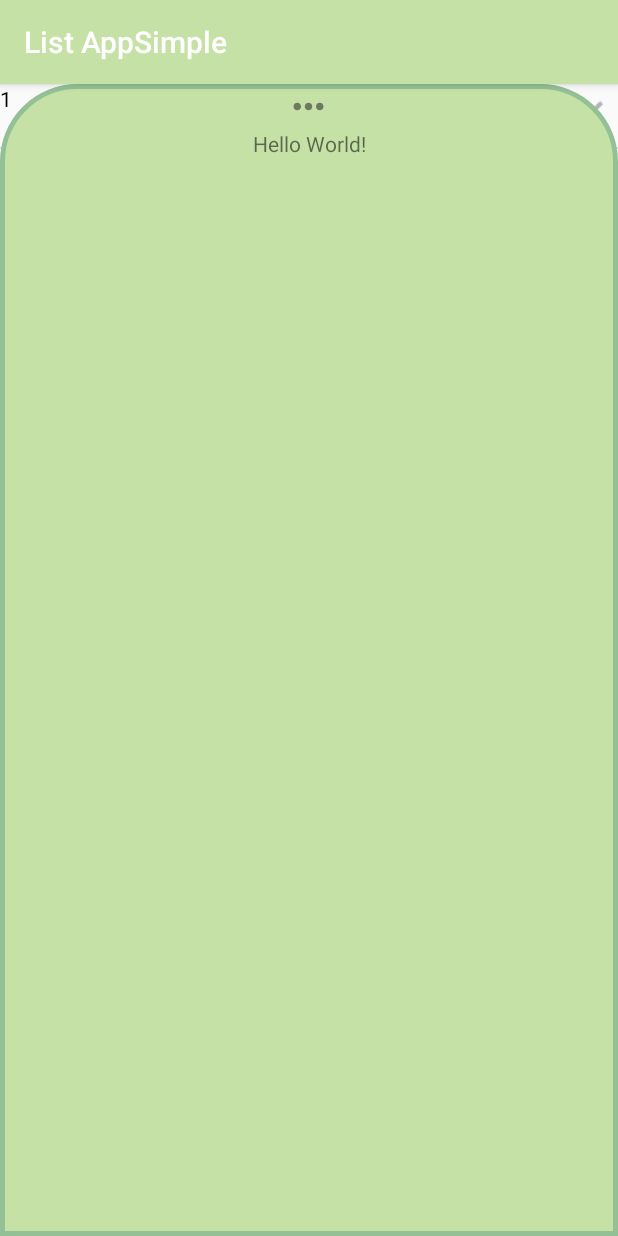
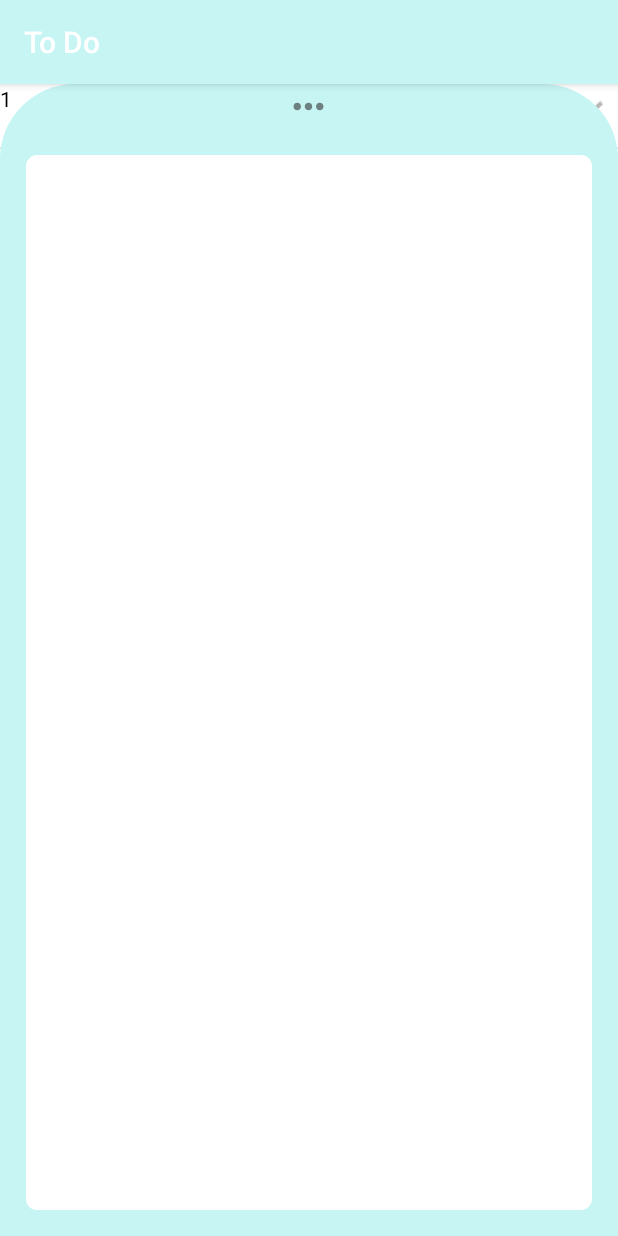
Before and after one commit to Mardy445/List_Android_App, an Android app: the screen it shows after launch (MainActivity), on a phone screen of 412 x 824 dp. Run offline under Robolectric (Android 15) with nearby library versions, the phone set to English and light mode, and no system bars; plain views replace SlidingUpPanelLayout.

Commit message:
Further altered look.

```diff
--- a/app/src/main/AndroidManifest.xml
+++ b/app/src/main/AndroidManifest.xml
@@ -9,7 +9,7 @@
         android:roundIcon="@mipmap/ic_launcher_round"
         android:supportsRtl="true"
         android:theme="@style/AppTheme">
-        <activity android:name=".MainActivity">
+        <activity android:name=".MainActivity" android:windowSoftInputMode="adjustPan">
             <intent-filter>
                 <action android:name="android.intent.action.MAIN" />
 
--- a/app/src/main/java/com/example/listappsimple/CustomListAdapter.java
+++ b/app/src/main/java/com/example/listappsimple/CustomListAdapter.java
@@ -57,8 +57,6 @@ public class CustomListAdapter extends BaseAdapter implements ListAdapter {
         button.setOnClickListener(new View.OnClickListener() {
             @Override
             public void onClick(View v) {
-                listData.remove(data);
-                listData.add(data);
                 data.setComplete(true);
                 data.setSelected(false);
                 button.setVisibility(View.INVISIBLE);
--- a/app/src/main/java/com/example/listappsimple/MainActivity.java
+++ b/app/src/main/java/com/example/listappsimple/MainActivity.java
@@ -26,6 +26,23 @@ public class MainActivity extends AppCompatActivity {
         data.add(new CustomListDataItem("1"));
         data.add(new CustomListDataItem("2"));
         data.add(new CustomListDataItem("3"));
+        data.add(new CustomListDataItem("4"));
+        data.add(new CustomListDataItem("5"));
+        data.add(new CustomListDataItem("6"));
+        data.add(new CustomListDataItem("7"));
+        data.add(new CustomListDataItem("8"));
+        data.add(new CustomListDataItem("9"));
+        data.add(new CustomListDataItem("10"));
+        data.add(new CustomListDataItem("11"));
+        data.add(new CustomListDataItem("12"));
+        data.add(new CustomListDataItem("13"));
+        data.add(new CustomListDataItem("14"));
+        data.add(new CustomListDataItem("15"));
+        data.add(new CustomListDataItem("16"));
+        data.add(new CustomListDataItem("17"));
+        data.add(new CustomListDataItem("18"));
+        data.add(new CustomListDataItem("19"));
+        data.add(new CustomListDataItem("20"));
 
         adapter = new CustomListAdapter(data, listView.getContext());
         listView.setAdapter(adapter);
--- /dev/null
+++ b/app/src/main/res/drawable-anydpi/edit_icon.xml
@@ -0,0 +1,11 @@
+<vector xmlns:android="http://schemas.android.com/apk/res/android"
+    android:width="24dp"
+    android:height="24dp"
+    android:viewportWidth="24"
+    android:viewportHeight="24"
+    android:tint="#333333"
+    android:alpha="0.6">
+    <path
+        android:fillColor="#FF000000"
+        android:pathData="M3,17.25V21h3.75L17.81,9.94l-3.75,-3.75L3,17.25zM20.71,7.04c0.39,-0.39 0.39,-1.02 0,-1.41l-2.34,-2.34c-0.39,-0.39 -1.02,-0.39 -1.41,0l-1.83,1.83 3.75,3.75 1.83,-1.83z"/>
+</vector>
--- a/app/src/main/res/drawable/bottom_drag_menu.xml
+++ b/app/src/main/res/drawable/bottom_drag_menu.xml
@@ -11,8 +11,5 @@
         android:left="0dp"
         android:right="0dp"
         android:top="0dp" />
-    <stroke
-        android:width="3dp"
-        android:color="@color/colorPrimaryShadow" />
     <solid android:color="@color/colorPrimary" />
 </shape>
--- /dev/null
+++ b/app/src/main/res/drawable/edit_text_shape.xml
@@ -0,0 +1,18 @@
+<?xml version="1.0" encoding="utf-8"?>
+<shape xmlns:android="http://schemas.android.com/apk/res/android"
+    android:shape="rectangle">
+    <corners
+        android:bottomLeftRadius="8dp"
+        android:bottomRightRadius="8dp"
+        android:topLeftRadius="8dp"
+        android:topRightRadius="8dp" />
+    <padding
+        android:bottom="0dp"
+        android:left="0dp"
+        android:right="0dp"
+        android:top="0dp" />
+    <stroke
+        android:width="1dp"
+        android:color="@color/colorPrimary"/>
+    <solid android:color="@color/colorMainBackground" />
+</shape>
--- a/app/src/main/res/layout/activity_main.xml
+++ b/app/src/main/res/layout/activity_main.xml
@@ -12,7 +12,8 @@
     app:umanoShadowHeight="0dp"
     app:umanoOverlay="true"
     app:umanoFadeColor="@color/fadeColour"
-    android:gravity="bottom">
+    android:gravity="bottom"
+    android:background="@color/colorMainBackground">
 
     <ListView
         android:layout_width="wrap_content"
@@ -24,7 +25,7 @@
     <LinearLayout
         android:layout_width="match_parent"
         android:layout_height="match_parent"
-        android:layout_weight="0.5"
+        android:layout_weight="0.3"
         android:id="@+id/dragup"
         android:clickable="true"
         android:orientation="vertical"
@@ -38,11 +39,23 @@
             android:src="@drawable/more_vertical_icon"
             />
 
-        <TextView
+        <EditText
             android:layout_width="match_parent"
             android:layout_height="match_parent"
             android:gravity="center_horizontal"
-            android:text="Hello World!"/>
+            android:inputType="textMultiLine"
+            android:imeOptions="actionUnspecified"
+            android:ems="10"
+            android:paddingStart="10dp"
+            android:paddingLeft="10dp"
+            android:paddingEnd="10dp"
+            android:layout_marginStart="16dp"
+            android:layout_marginLeft="16dp"
+            android:layout_marginTop="16dp"
+            android:layout_marginEnd="16dp"
+            android:layout_marginRight="16dp"
+            android:layout_marginBottom="16dp"
+            android:background="@drawable/edit_text_shape"/>
 
 
 
--- a/app/src/main/res/values/colors.xml
+++ b/app/src/main/res/values/colors.xml
@@ -1,16 +1,16 @@
 <?xml version="1.0" encoding="utf-8"?>
 <resources>
-    <color name="colorPrimary">#C5E1A5</color>
-    <color name="colorPrimaryDark">#A5D6A7</color>
-    <color name="colorAccent">#9FA8DA</color>
-    <color name="colorPrimaryLight">#BAADD8</color>
-    <color name="colorPrimaryShadow">#93C094</color>
+    <color name="colorPrimary">#C6F5F4</color>
+    <color name="colorPrimaryDark">#8EE8F1</color>
+    <color name="colorAccent">#FFF3E0</color>
+    <color name="colorMainBackground">#FFFFFF</color>
+    <color name="colorPrimaryShadow">#2196F3</color>
     <color name="colorText">#000000</color>
     <color name="fadeColour">#00000000</color>
 
-    <color name="colorSelectedText">#324944</color>
-    <color name="colorSelectedTextBackground">#77E6EE9C</color>
+    <color name="colorSelectedText">#000000</color>
+    <color name="colorSelectedTextBackground">#FFF3E0</color>
 
     <color name="colorCompleteText">#969696</color>
-    <color name="colorCompleteTextBackground">#77707070</color>
+    <color name="colorCompleteTextBackground">#77525252</color>
 </resources>
--- a/app/src/main/res/values/strings.xml
+++ b/app/src/main/res/values/strings.xml
@@ -1,3 +1,3 @@
 <resources>
-    <string name="app_name">List AppSimple</string>
+    <string name="app_name">To Do</string>
 </resources>
```
Also changed, not shown: app/src/main/res/drawable-hdpi/edit_icon.png (added), app/src/main/res/drawable-mdpi/edit_icon.png (added), app/src/main/res/drawable-xhdpi/edit_icon.png (added), app/src/main/res/drawable-xxhdpi/edit_icon.png (added).
